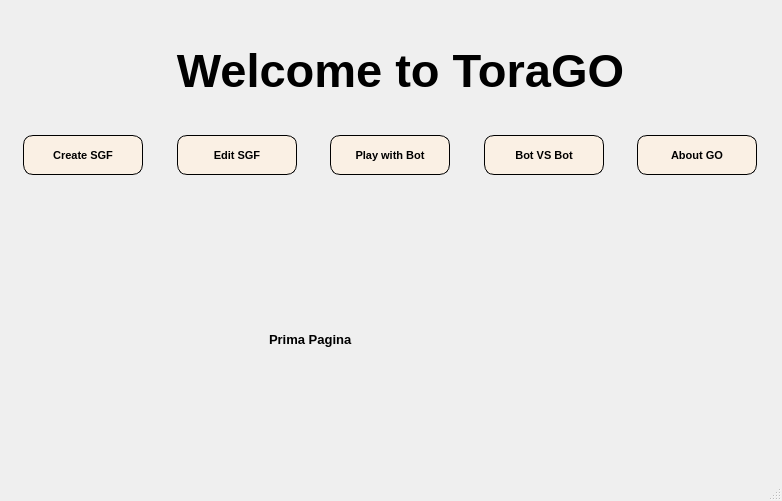
The window that gui/designs/MainMenuPage.ui (DariMe20/GoGameProject) describes before a commit, drawn with Qt 5.
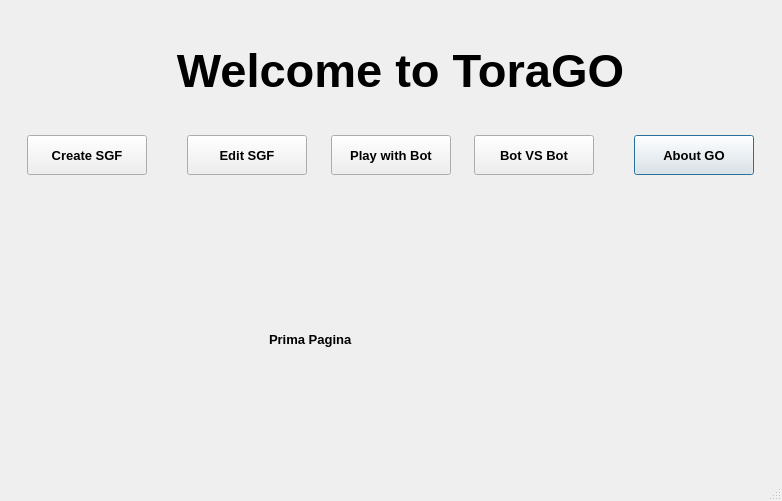
The same window after the commit. The open tabs and pages were chosen to show the change.

Commit message: Created an initial structure for the main Menu page

```diff
--- a/gui/designs/MainMenuPage.ui
+++ b/gui/designs/MainMenuPage.ui
@@ -59,19 +59,26 @@
        <property name="font">
         <font>
          <family>MS Shell Dlg 2</family>
-         <pointsize>8</pointsize>
+         <pointsize>10</pointsize>
          <weight>75</weight>
          <bold>true</bold>
         </font>
        </property>
-       <property name="styleSheet">
-        <string notr="true">border: 1px solid black;
-border-radius: 10px;
-background: rgba(255, 241, 224, 180)</string>
+       <property name="cursor">
+        <cursorShape>PointingHandCursor</cursorShape>
        </property>
        <property name="text">
         <string>Create SGF</string>
        </property>
+       <property name="autoDefault">
+        <bool>true</bool>
+       </property>
+       <property name="default">
+        <bool>false</bool>
+       </property>
+       <property name="flat">
+        <bool>false</bool>
+       </property>
       </widget>
      </item>
      <item alignment="Qt::AlignHCenter">
@@ -91,23 +98,30 @@
        <property name="font">
         <font>
          <family>MS Shell Dlg 2</family>
-         <pointsize>8</pointsize>
+         <pointsize>10</pointsize>
          <weight>75</weight>
          <bold>true</bold>
         </font>
        </property>
-       <property name="styleSheet">
-        <string notr="true">border: 1px solid black;
-border-radius: 10px;
-background: rgba(255, 241, 224, 180)</string>
+       <property name="cursor">
+        <cursorShape>PointingHandCursor</cursorShape>
        </property>
        <property name="text">
         <string>Edit SGF</string>
        </property>
+       <property name="autoDefault">
+        <bool>true</bool>
+       </property>
+       <property name="default">
+        <bool>false</bool>
+       </property>
+       <property name="flat">
+        <bool>false</bool>
+       </property>
       </widget>
      </item>
-     <item alignment="Qt::AlignHCenter">
-      <widget class="QPushButton" name="pushButton_7">
+     <item>
+      <widget class="QPushButton" name="pushButton_PlayerVSBot">
        <property name="minimumSize">
         <size>
          <width>120</width>
@@ -123,19 +137,26 @@
        <property name="font">
         <font>
          <family>MS Shell Dlg 2</family>
-         <pointsize>8</pointsize>
+         <pointsize>10</pointsize>
          <weight>75</weight>
          <bold>true</bold>
         </font>
        </property>
-       <property name="styleSheet">
-        <string notr="true">border: 1px solid black;
-border-radius: 10px;
-background: rgba(255, 241, 224, 180)</string>
+       <property name="cursor">
+        <cursorShape>PointingHandCursor</cursorShape>
        </property>
        <property name="text">
         <string>Play with Bot</string>
        </property>
+       <property name="autoDefault">
+        <bool>true</bool>
+       </property>
+       <property name="default">
+        <bool>false</bool>
+       </property>
+       <property name="flat">
+        <bool>false</bool>
+       </property>
       </widget>
      </item>
      <item alignment="Qt::AlignHCenter">
@@ -155,7 +176,7 @@
        <property name="font">
         <font>
          <family>MS Shell Dlg 2</family>
-         <pointsize>8</pointsize>
+         <pointsize>10</pointsize>
          <weight>75</weight>
          <bold>true</bold>
         </font>
@@ -166,11 +187,6 @@
        <property name="focusPolicy">
         <enum>Qt::ClickFocus</enum>
        </property>
-       <property name="styleSheet">
-        <string notr="true">border: 1px solid black;
-border-radius: 10px;
-background: rgba(255, 241, 224, 180)</string>
-       </property>
        <property name="text">
         <string>Bot VS Bot</string>
        </property>
@@ -181,7 +197,10 @@
         <bool>true</bool>
        </property>
        <property name="default">
-        <bool>true</bool>
+        <bool>false</bool>
+       </property>
+       <property name="flat">
+        <bool>false</bool>
        </property>
       </widget>
      </item>
@@ -202,19 +221,26 @@
        <property name="font">
         <font>
          <family>MS Shell Dlg 2</family>
-         <pointsize>8</pointsize>
+         <pointsize>10</pointsize>
          <weight>75</weight>
          <bold>true</bold>
         </font>
        </property>
-       <property name="styleSheet">
-        <string notr="true">border: 1px solid black;
-border-radius: 10px;
-background: rgba(255, 241, 224, 180)</string>
+       <property name="cursor">
+        <cursorShape>PointingHandCursor</cursorShape>
        </property>
        <property name="text">
         <string>About GO</string>
        </property>
+       <property name="autoDefault">
+        <bool>true</bool>
+       </property>
+       <property name="default">
+        <bool>true</bool>
+       </property>
+       <property name="flat">
+        <bool>false</bool>
+       </property>
       </widget>
      </item>
     </layout>
```
Left out of the diff: 8 changed lines with no effect on the pictures. The commit also changes 7 other files.
